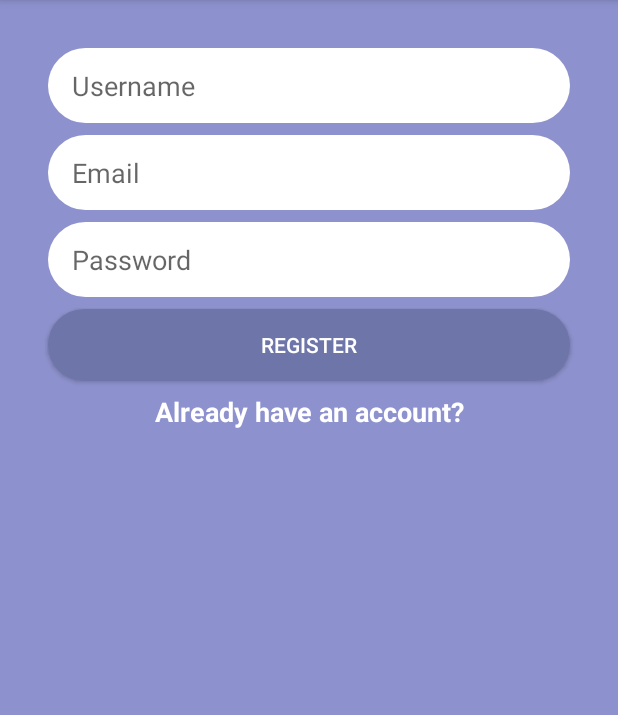
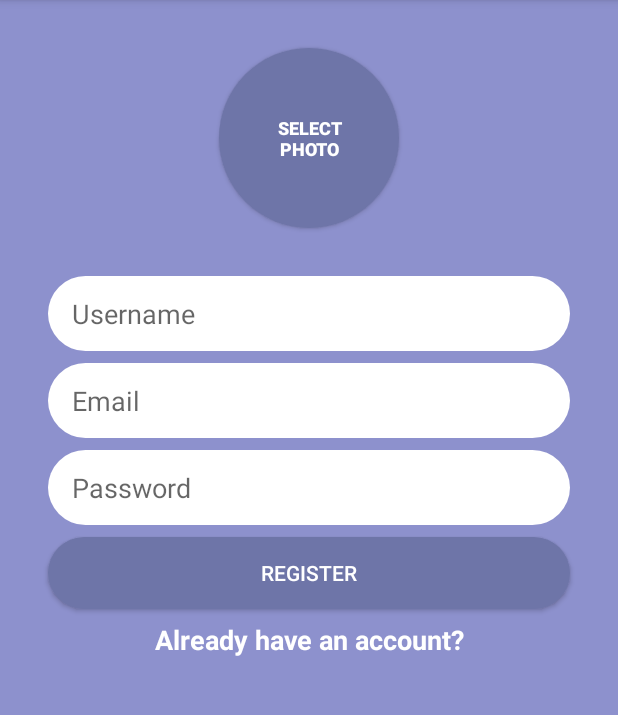
Before and after one commit to sayuree/android-simple-messenger, an Android app: the screen it shows after launch (MainActivity), on a phone screen of 412 x 824 dp, the part 84-799 px from its top. Run offline under Robolectric (Android 15) with nearby library versions, the phone set to English and light mode, and no system bars; our stand-ins replace Firebase (no records; nobody signed in at launch, a user with empty details on screens opened directly).

Commit message:
Added circular button for Select Photo functionality

```diff
--- /dev/null
+++ b/app/src/main/res/drawable/round_select_photo.xml
@@ -0,0 +1,6 @@
+<?xml version="1.0" encoding="utf-8"?>
+<shape xmlns:android="http://schemas.android.com/apk/res/android">
+<!--    <size android:height="90dp" android:width="90dp"/>-->
+    <corners android:radius="60dp"/>
+    <solid android:color="@color/rhytm"/>
+</shape>
--- a/app/src/main/res/layout/activity_main.xml
+++ b/app/src/main/res/layout/activity_main.xml
@@ -7,12 +7,27 @@
     android:background="@color/blueBell"
     tools:context=".MainActivity">
 
+    <Button
+        android:id="@+id/photoframe_button_register"
+        android:layout_width="120dp"
+        android:layout_height="120dp"
+        android:background="@drawable/round_select_photo"
+        app:layout_constraintTop_toTopOf="parent"
+        app:layout_constraintLeft_toLeftOf="parent"
+        app:layout_constraintRight_toRightOf="parent"
+        android:layout_marginLeft="64dp"
+        android:layout_marginRight="64dp"
+        android:layout_marginTop="32dp"
+        android:text="@string/select_photo_register"
+        android:textColor="@android:color/white"
+        android:textSize="12sp"
+        android:textStyle="bold"/>
 
     <EditText
         android:id="@+id/username_edittext_register"
         android:layout_width="match_parent"
         android:layout_height="50dp"
-        app:layout_constraintTop_toTopOf="parent"
+        app:layout_constraintTop_toBottomOf="@id/photoframe_button_register"
         app:layout_constraintLeft_toLeftOf="parent"
         app:layout_constraintRight_toRightOf="parent"
         android:background="@drawable/rounded_edittext_register"
--- a/app/src/main/res/values/strings.xml
+++ b/app/src/main/res/values/strings.xml
@@ -7,4 +7,5 @@
     <string name="already_have_an_account">Already have an account?</string>
     <string name="login">Login</string>
     <string name="back_to_register">Back to register page</string>
+    <string name="select_photo_register">Select\nPhoto</string>
 </resources>
```
